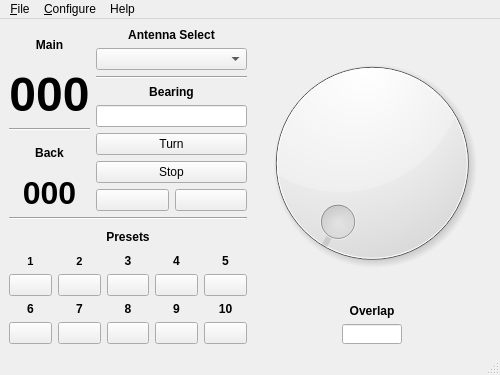
The window that mqt/MqtRotator/rotatormainwindow.ui (zsteva/backup-minos2) describes before a commit, drawn with Qt 5.
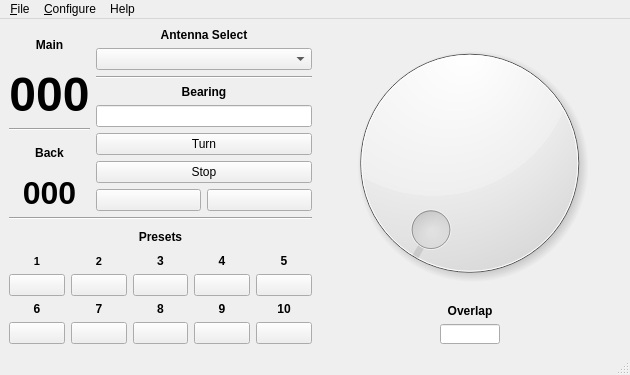
The same window after the commit. Custom widgets are drawn as their Qt base class.

Commit message: fix overlap display in rotcontrolframe also fixed CW limit preventing rotate CW in rotatorcontrol

The edit to the form file:
```diff
--- a/mqt/MqtRotator/rotatormainwindow.ui
+++ b/mqt/MqtRotator/rotatormainwindow.ui
@@ -6,7 +6,7 @@
    <rect>
     <x>0</x>
     <y>0</y>
-    <width>500</width>
+    <width>630</width>
     <height>375</height>
    </rect>
   </property>
@@ -18,7 +18,7 @@
   </property>
   <property name="minimumSize">
    <size>
-    <width>500</width>
+    <width>630</width>
     <height>375</height>
    </size>
   </property>
@@ -603,7 +603,7 @@
     <rect>
      <x>0</x>
      <y>0</y>
-     <width>500</width>
+     <width>630</width>
      <height>21</height>
     </rect>
    </property>
```
The commit also changes 1 other file.
